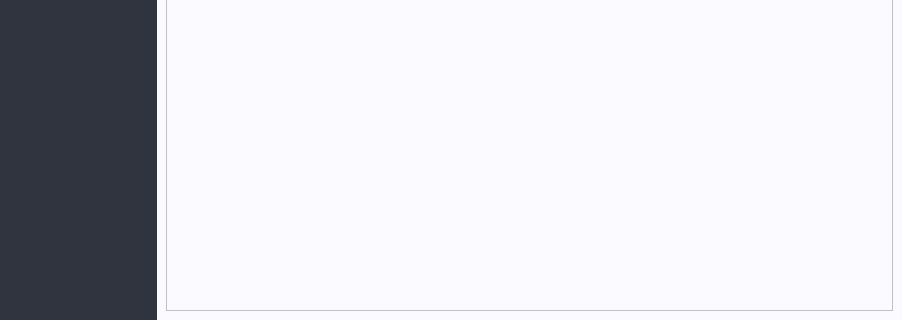
The window that Organiser/mainwindow.ui (et3rnalpain/Organiser) describes before a commit, drawn with Qt 5; both pictures show x 0 to 902 and y 280 to 600 of the 902 by 600 pixel window.
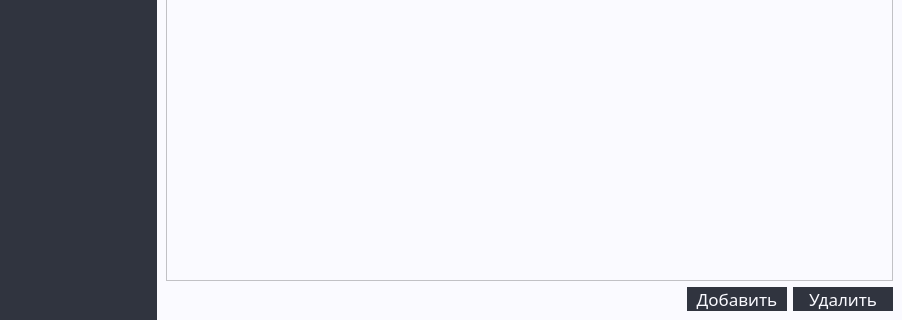
The same window after the commit. Icons and pictures are not drawn.

Diff of the .ui file:
```diff
--- a/Organiser/mainwindow.ui
+++ b/Organiser/mainwindow.ui
@@ -936,7 +936,7 @@
           <number>0</number>
          </property>
          <widget class="QWidget" name="page_4">
-          <layout class="QHBoxLayout" name="horizontalLayout_5">
+          <layout class="QVBoxLayout" name="verticalLayout_6">
            <item>
             <widget class="QScrollArea" name="scrollArea">
              <property name="widgetResizable">
@@ -947,8 +947,8 @@
                <rect>
                 <x>0</x>
                 <y>0</y>
-                <width>670</width>
-                <height>576</height>
+                <width>704</width>
+                <height>552</height>
                </rect>
               </property>
               <layout class="QVBoxLayout" name="bouqetContentLayout">
@@ -972,6 +972,79 @@
              </widget>
             </widget>
            </item>
+           <item>
+            <layout class="QHBoxLayout" name="horizontalLayout_5">
+             <item>
+              <spacer name="horizontalSpacer">
+               <property name="orientation">
+                <enum>Qt::Horizontal</enum>
+               </property>
+               <property name="sizeHint" stdset="0">
+                <size>
+                 <width>40</width>
+                 <height>20</height>
+                </size>
+               </property>
+              </spacer>
+             </item>
+             <item>
+              <widget class="QPushButton" name="pushButton_3">
+               <property name="minimumSize">
+                <size>
+                 <width>100</width>
+                 <height>0</height>
+                </size>
+               </property>
+               <property name="font">
+                <font>
+                 <family>Bahnschrift</family>
+                 <pointsize>13</pointsize>
+                </font>
+               </property>
+               <property name="styleSheet">
+                <string notr="true">QPushButton
+{
+float: center;
+border: 0;
+background: #30343f;
+color:#fafaff;
+}</string>
+               </property>
+               <property name="text">
+                <string>Добавить</string>
+               </property>
+              </widget>
+             </item>
+             <item>
+              <widget class="QPushButton" name="pushButton_4">
+               <property name="minimumSize">
+                <size>
+                 <width>100</width>
+                 <height>0</height>
+                </size>
+               </property>
+               <property name="font">
+                <font>
+                 <family>Bahnschrift</family>
+                 <pointsize>13</pointsize>
+                </font>
+               </property>
+               <property name="styleSheet">
+                <string notr="true">QPushButton
+{
+float: center;
+border: 0;
+background: #30343f;
+color:#fafaff;
+}</string>
+               </property>
+               <property name="text">
+                <string>Удалить</string>
+               </property>
+              </widget>
+             </item>
+            </layout>
+           </item>
           </layout>
          </widget>
          <widget class="QWidget" name="page_3">
```
